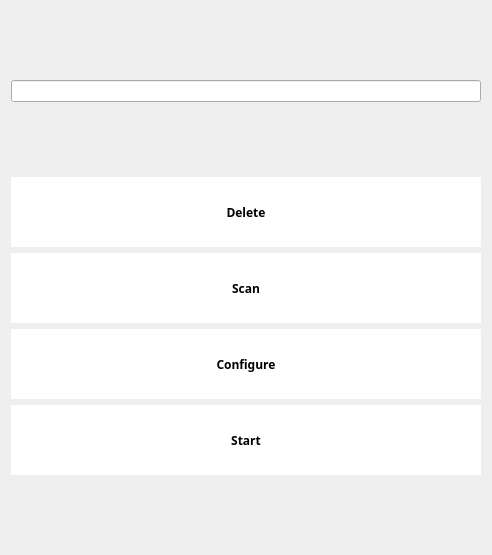
Before: the Qt Designer form GUI/Project.ui in ITSkolotron/MANProject, drawn with Qt 5.
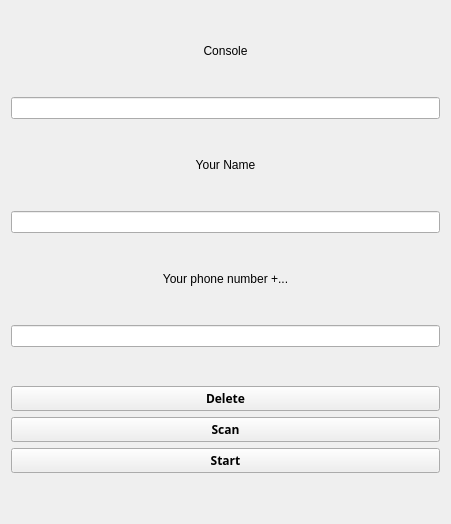
After: the same form once the commit is applied.

```diff
--- a/GUI/Project.ui
+++ b/GUI/Project.ui
@@ -6,8 +6,8 @@
    <rect>
     <x>0</x>
     <y>0</y>
-    <width>492</width>
-    <height>555</height>
+    <width>451</width>
+    <height>524</height>
    </rect>
   </property>
   <property name="windowTitle">
@@ -27,11 +27,35 @@
 QPushButton:pressed{
 	background-color:silver;
 }
-
-</string>
+QLabel {
+	background-color:white;
+}
+f = open(&quot;data.txt&quot;, &quot;w&quot;)
+        countprog = str(countprog)
+        f.write(countprog)
+        f.close()</string>
   </property>
   <layout class="QGridLayout" name="gridLayout">
-   <item row="1" column="0">
+   <item row="2" column="0">
+    <widget class="QLabel" name="label_2">
+     <property name="sizePolicy">
+      <sizepolicy hsizetype="Preferred" vsizetype="Fixed">
+       <horstretch>0</horstretch>
+       <verstretch>0</verstretch>
+      </sizepolicy>
+     </property>
+     <property name="text">
+      <string>Your Name</string>
+     </property>
+     <property name="alignment">
+      <set>Qt::AlignCenter</set>
+     </property>
+    </widget>
+   </item>
+   <item row="3" column="0">
+    <widget class="QLineEdit" name="lineEdit_2"/>
+   </item>
+   <item row="6" column="0">
     <layout class="QHBoxLayout" name="horizontalLayout">
      <item>
       <layout class="QVBoxLayout" name="verticalLayout">
@@ -75,26 +99,6 @@
          </property>
         </widget>
        </item>
-       <item>
-        <widget class="QPushButton" name="pushButton_3">
-         <property name="sizePolicy">
-          <sizepolicy hsizetype="Minimum" vsizetype="Fixed">
-           <horstretch>0</horstretch>
-           <verstretch>0</verstretch>
-          </sizepolicy>
-         </property>
-         <property name="font">
-          <font>
-           <family>Segoe UI Semibold</family>
-           <weight>75</weight>
-           <bold>true</bold>
-          </font>
-         </property>
-         <property name="text">
-          <string>Configure</string>
-         </property>
-        </widget>
-       </item>
        <item>
         <widget class="QPushButton" name="pushButton">
          <property name="sizePolicy">
@@ -119,7 +123,26 @@
      </item>
     </layout>
    </item>
+   <item row="5" column="0">
+    <widget class="QLineEdit" name="lineEdit_3"/>
+   </item>
    <item row="0" column="0">
+    <widget class="QLabel" name="label">
+     <property name="sizePolicy">
+      <sizepolicy hsizetype="Preferred" vsizetype="Fixed">
+       <horstretch>0</horstretch>
+       <verstretch>0</verstretch>
+      </sizepolicy>
+     </property>
+     <property name="text">
+      <string>Console</string>
+     </property>
+     <property name="alignment">
+      <set>Qt::AlignCenter</set>
+     </property>
+    </widget>
+   </item>
+   <item row="1" column="0">
     <widget class="QLineEdit" name="lineEdit">
      <property name="sizePolicy">
       <sizepolicy hsizetype="Expanding" vsizetype="Fixed">
@@ -129,6 +152,25 @@
      </property>
     </widget>
    </item>
+   <item row="4" column="0">
+    <widget class="QLabel" name="label_3">
+     <property name="sizePolicy">
+      <sizepolicy hsizetype="Preferred" vsizetype="Fixed">
+       <horstretch>0</horstretch>
+       <verstretch>0</verstretch>
+      </sizepolicy>
+     </property>
+     <property name="text">
+      <string>Your phone number +...</string>
+     </property>
+     <property name="textFormat">
+      <enum>Qt::AutoText</enum>
+     </property>
+     <property name="alignment">
+      <set>Qt::AlignCenter</set>
+     </property>
+    </widget>
+   </item>
   </layout>
  </widget>
  <resources/>
```
